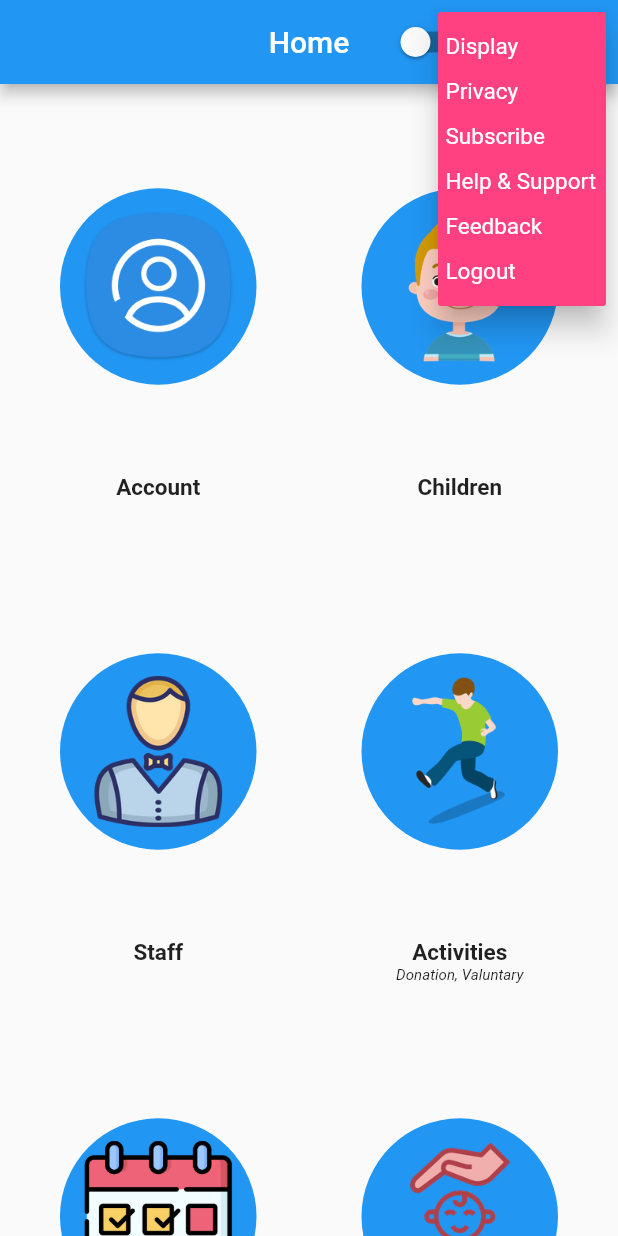
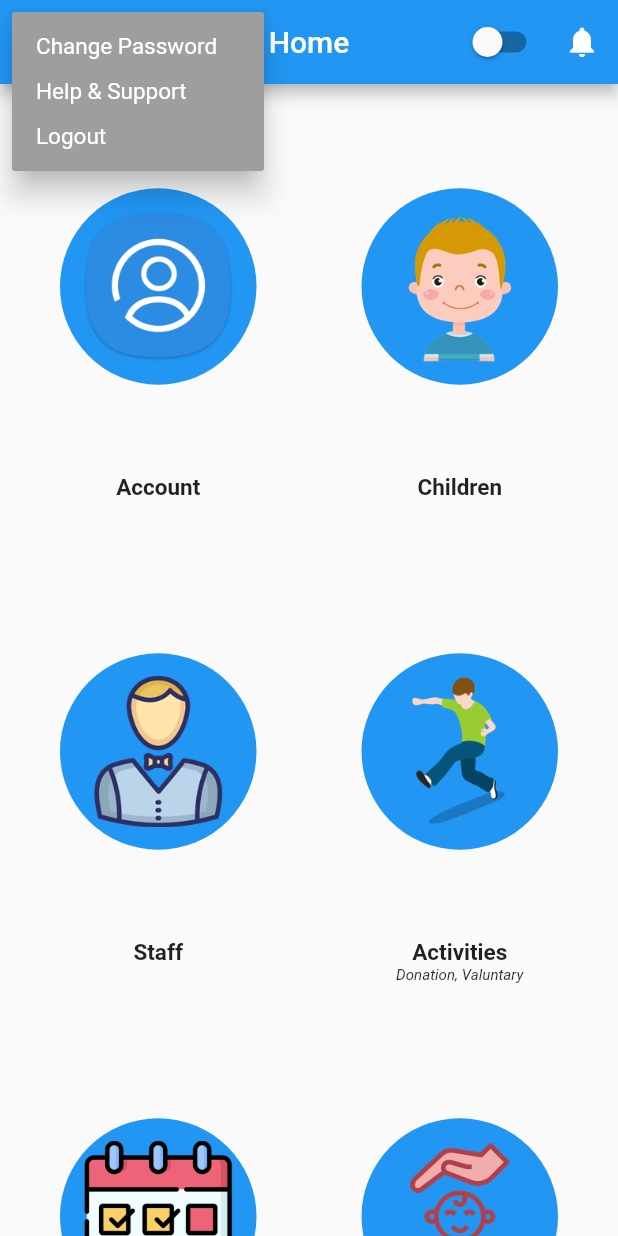
Before and after one commit to F4-Plus-DUT/Mobile-orphanage-management, a Flutter app: the Home screen opened directly, after a tap on the "settings" icon, on a phone screen of 412 x 824 dp. Run offline on Flutter 3.47's test engine with Material 2 defaults, Android fonts, the phone set to English and light mode, and no system bars; our stand-ins replace flutter_html, flutter_spinkit; network calls fail; project files that could hold a hidden picture were left out.

Commit message:
[MO] Build page and function for reset and change password

```diff
--- a/lib/main.dart
+++ b/lib/main.dart
@@ -7,8 +7,6 @@ import 'package:orphanage_management_system/pages/login.dart';
 import 'package:orphanage_management_system/pages/reset_pwd.dart';
 import 'package:orphanage_management_system/pages/signup.dart';
 import 'package:orphanage_management_system/pages/user.dart';
-
-import 'models/activity.dart';
 
 void main() {
   runApp(MaterialApp(initialRoute: '/', routes: {
--- a/lib/pages/activity.dart
+++ b/lib/pages/activity.dart
@@ -13,7 +13,6 @@ class ActivityPage extends StatefulWidget {
 }
 
 Future<List<Activity>> getAllActivities() async {
-  print("Get All Activities");
   List<Activity> activities = [];
   String activities_url = Utility.BASE_URL + "api/v1/activity?activity_type=all&page=1&page_size=2";
   final response = await http.get(
@@ -21,7 +20,6 @@ Future<List<Activity>> getAllActivities() async {
   );
   var body = json.decode(response.body);
   var results = body['results'];
-  print("results");
   List<Map<String, dynamic>> listActivity = results.cast<Map<String, dynamic>>();
   activities = listActivity.map((e) => Activity.fromJson(e)).toList();
   return activities;
@@ -36,9 +34,6 @@ class _ActivityPageState extends State<ActivityPage> {
     getAllActivities().then((value) => {
       setState(() {
         activities = value;
-        for (var activity in activities){
-          print(activity.title);
-        }
       })
     });
   }
--- a/lib/pages/home.dart
+++ b/lib/pages/home.dart
@@ -8,6 +8,8 @@ import 'package:orphanage_management_system/services/theme_constant.dart';
 import 'package:orphanage_management_system/services/category_service.dart';
 
 import '../models/category.dart';
+import 'change_password.dart';
+import 'help_support.dart';
 
 class MyApp extends StatefulWidget {
   @override
@@ -58,8 +60,25 @@ class _HomeState extends State<Home> {
   @override
   Widget build(BuildContext context) {
     return Scaffold(
-      // backgroundColor: Colors.white,
       appBar: AppBar(
+        leading: PopupMenuButton<String>(
+          color: Colors.grey,
+          icon: Icon(Icons.settings),
+          onSelected: choiceAction,
+          itemBuilder: (BuildContext context) {
+            return SettingConstant.choices.map((choice) {
+              return PopupMenuItem<String>(
+                height: 30,
+                mouseCursor: MaterialStateMouseCursor.clickable,
+                value: choice,
+                child: Text(
+                  choice,
+                  style: TextStyle(color: Colors.white, fontSize: 15.0),
+                ),
+              );
+            }).toList();
+          },
+        ),
         centerTitle: true,
         title: Text('Home'),
         backgroundColor: Colors.blue,
@@ -76,26 +95,6 @@ class _HomeState extends State<Home> {
             mouseCursor: MouseCursor.defer,
             hoverColor: Colors.red,
             onPressed: () {
-              print("Notifications");
-            },
-          ),
-          PopupMenuButton<String>(
-            color: Colors.pinkAccent,
-            icon: Icon(Icons.settings),
-            onSelected: choiceAction,
-            itemBuilder: (BuildContext context) {
-              return SettingConstant.choices.map((choice) {
-                return PopupMenuItem<String>(
-                  height: 30,
-                  padding: EdgeInsets.all(5),
-                  mouseCursor: MaterialStateMouseCursor.clickable,
-                  value: choice,
-                  child: Text(
-                    choice,
-                    style: TextStyle(color: Colors.white, fontSize: 15.0),
-                  ),
-                );
-              }).toList();
             },
           ),
         ],
@@ -109,7 +108,6 @@ class _HomeState extends State<Home> {
             return Center(
               child: InkWell(
                 onTap: () {
-                  // print(categories[i].page);
                   Navigator.push(context,
                       MaterialPageRoute(builder: (context) => ChildrenPage()));
                 },
@@ -127,7 +125,6 @@ class _HomeState extends State<Home> {
                           Expanded(
                               child: GestureDetector(
                                   onTap: () {
-                                    print(categories[i].name);
                                     Navigator.push(
                                       context,
                                       MaterialPageRoute(
@@ -188,11 +185,10 @@ class _HomeState extends State<Home> {
   }
 
   void choiceAction(String choice) {
-    if (choice == 'Display') {
-    } else if (choice == 'Privacy') {
-    } else if (choice == 'Subscribe') {
+    if (choice == 'Change Password') {
+      Navigator.push(context, MaterialPageRoute(builder: (context) => ChangePassword()));
     } else if (choice == 'Help & Support') {
-    } else if (choice == 'Feedback') {
+      Navigator.push(context, MaterialPageRoute(builder: (context) => HelpAndSupport()));
     } else if (choice == 'Logout') {
       Navigator.push(context, MaterialPageRoute(builder: (context) => Login()));
     }
--- a/lib/pages/staff_detail.dart
+++ b/lib/pages/staff_detail.dart
@@ -1,5 +1,4 @@
 import 'package:flutter/material.dart';
-import 'package:intl/intl.dart';
 import 'package:orphanage_management_system/models/profile.dart';
 
 class StaffDetail extends StatefulWidget {
--- a/lib/pages/utils.dart
+++ b/lib/pages/utils.dart
@@ -8,14 +8,14 @@ import 'package:orphanage_management_system/pages/user.dart';
 import 'package:orphanage_management_system/pages/activity.dart';
 
 class Utility {
-  //Regex
+  static String BASE_URL = "https://cf5e-14-174-34-11.ap.ngrok.io/";
+  static String ACCESS_TOKEN = "";
+  static String DEFAULT_AVATAR =
+      "https://t3.ftcdn.net/jpg/02/09/37/00/360_F_209370065_JLXhrc5inEmGl52SyvSPeVB23hB6IjrR.jpg";
+  static String USER_EMAIL = "";
   static RegExp hexEmail = RegExp(
       r'[a-zA-Z0-9.!#$%&*+/=?^_`{|}~-]+@[a-zA-Z0-9-]+(?:\.[a-zA-Z0-9-]+)*$');
-  static String BASE_URL = "https://cf5e-14-174-34-11.ap.ngrok.io/";
-  static String ACCESS_TOKEN =
-      'eyJ0eXAiOiJKV1QiLCJhbGciOiJIUzI1NiJ9.eyJ0b2tlbl90eXBlIjoiYWNjZXNzIiwiZXhwIjoxNjY2NjAyMTY2LCJpYXQiOjE2NjY1MTU3NjYsImp0aSI6IjI4MGEyZDQ1NGM4NzQ4MzBiNmU3MzM3ODNjNGQ2MGVjIiwidXNlcl9pZCI6IjYwNzBhODVkLWIyZWUtNDcwMS05YzllLThjZDVkODMwNmVhZiJ9.CWvbOwCYlSxZcWqN2iz6-7u1u6Pip9BEdgDSz1zc8lY';
-  static String DEFAULT_AVATAR =
-      "https://t3.ftcdn.net/jpg/02/09/37/00/360_F_209370065_JLXhrc5inEmGl52SyvSPeVB23hB6IjrR.jpg";
+
   static StatefulWidget getStatefulWidget(String name) {
     if (name == 'Account') {
       return User_Page();
--- a/lib/services/setting_constant.dart
+++ b/lib/services/setting_constant.dart
@@ -1,17 +1,11 @@
 class SettingConstant {
-  static const String Display = "Display";
-  static const String Privacy = "Privacy";
-  static const String Subscribe = "Subscribe";
-  static const String Help = "Help & Support";
-  static const String Feedback = "Feedback";
-  static const String LogOut = "Logout";
+  static const String password_change = "Change Password";
+  static const String help = "Help & Support";
+  static const String logout = "Logout";
 
   static List<String> choices = <String>[
-    Display,
-    Privacy,
-    Subscribe,
-    Help,
-    Feedback,
-    LogOut
+    password_change,
+    help,
+    logout
   ];
 }
```
Also changed, not shown: lib/pages/change_password.dart (added, +159 -0 lines), lib/pages/children_page.dart (+0 -55 lines), lib/pages/help_support.dart (added, +24 -0 lines), lib/pages/login.dart (+23 -22 lines), lib/pages/staff_page.dart (+0 -53 lines), assets/images/change_password_background.jpg (added), assets/images/reset_password_background.jpg (added).
